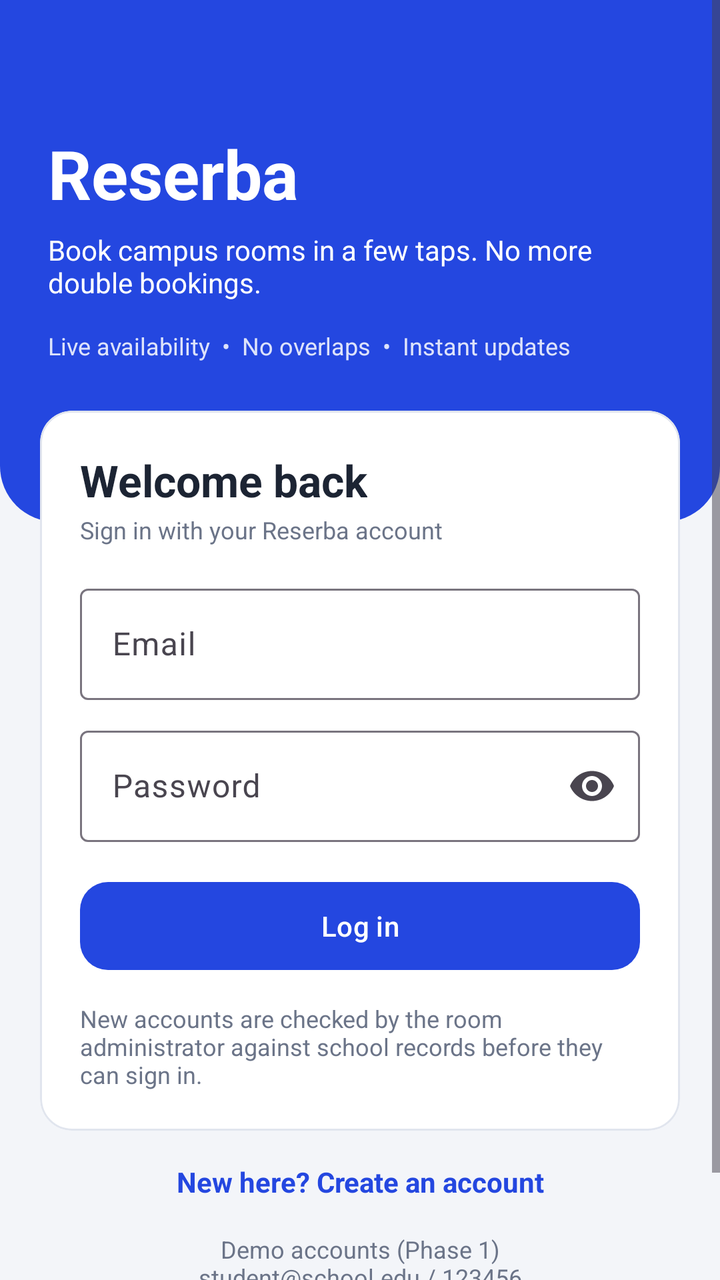
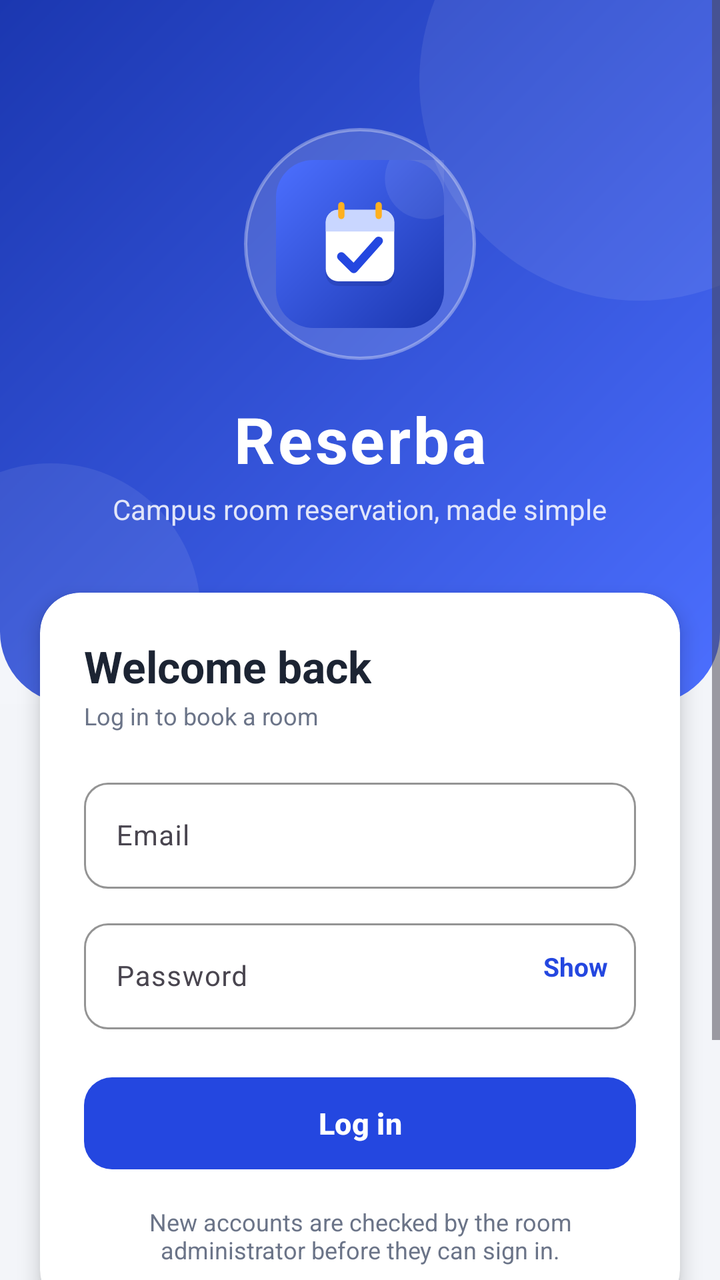

The first picture is an Android layout as it rendered before a commit; the second is the same layout after the commit. The layout source and the unified diff follow.
<!-- AndroidManifest.xml: application theme Theme.Reserba -->
<!-- res/layout/activity_login.xml -->
<?xml version="1.0" encoding="utf-8"?>
<ScrollView xmlns:android="http://schemas.android.com/apk/res/android"
    xmlns:app="http://schemas.android.com/apk/res-auto"
    android:layout_width="match_parent"
    android:layout_height="match_parent"
    android:background="@color/bg"
    android:fillViewport="true">

    <LinearLayout
        android:layout_width="match_parent"
        android:layout_height="wrap_content"
        android:orientation="vertical">

        <LinearLayout
            android:layout_width="match_parent"
            android:layout_height="wrap_content"
            android:background="@drawable/bg_header_login"
            android:orientation="vertical"
            android:paddingStart="24dp"
            android:paddingTop="64dp"
            android:paddingEnd="24dp"
            android:paddingBottom="80dp">

            <TextView
                android:layout_width="wrap_content"
                android:layout_height="wrap_content"
                android:text="Reserba"
                android:textColor="@color/white"
                android:textSize="34sp"
                android:textStyle="bold" />

            <TextView
                android:layout_width="wrap_content"
                android:layout_height="wrap_content"
                android:layout_marginTop="6dp"
                android:text="Book campus rooms in a few taps. No more double bookings."
                android:textColor="@color/white"
                android:textSize="14sp" />

            <TextView
                android:layout_width="wrap_content"
                android:layout_height="wrap_content"
                android:layout_marginTop="14dp"
                android:alpha="0.85"
                android:text="Live availability  •  No overlaps  •  Instant updates"
                android:textColor="@color/white"
                android:textSize="12sp" />
        </LinearLayout>

        <com.google.android.material.card.MaterialCardView
            style="@style/Reserba.Card"
            android:layout_width="match_parent"
            android:layout_height="wrap_content"
            android:layout_marginStart="20dp"
            android:layout_marginTop="-56dp"
            android:layout_marginEnd="20dp">

            <LinearLayout
                android:layout_width="match_parent"
                android:layout_height="wrap_content"
                android:orientation="vertical"
                android:padding="20dp">

                <TextView
                    style="@style/Reserba.H1"
                    android:layout_width="wrap_content"
                    android:layout_height="wrap_content"
                    android:text="Welcome back" />

                <TextView
                    style="@style/Reserba.Muted"
                    android:layout_width="wrap_content"
                    android:layout_height="wrap_content"
                    android:layout_marginTop="2dp"
                    android:text="Sign in with your Reserba account" />

                <com.google.android.material.textfield.TextInputLayout
                    android:id="@+id/tilEmail"
                    style="@style/Widget.Material3.TextInputLayout.OutlinedBox"
                    android:layout_width="match_parent"
                    android:layout_height="wrap_content"
                    android:layout_marginTop="16dp"
                    android:hint="Email">

                    <com.google.android.material.textfield.TextInputEditText
                        android:id="@+id/etEmail"
                        android:layout_width="match_parent"
                        android:layout_height="wrap_content"
                        android:inputType="textEmailAddress" />
                </com.google.android.material.textfield.TextInputLayout>

                <com.google.android.material.textfield.TextInputLayout
                    android:id="@+id/tilPassword"
                    style="@style/Widget.Material3.TextInputLayout.OutlinedBox"
                    android:layout_width="match_parent"
                    android:layout_height="wrap_content"
                    android:layout_marginTop="10dp"
                    android:hint="Password"
                    app:endIconMode="password_toggle">

                    <com.google.android.material.textfield.TextInputEditText
                        android:id="@+id/etPassword"
                        android:layout_width="match_parent"
                        android:layout_height="wrap_content"
                        android:inputType="textPassword" />
                </com.google.android.material.textfield.TextInputLayout>

                <TextView
                    android:id="@+id/tvError"
                    android:layout_width="match_parent"
                    android:layout_height="wrap_content"
                    android:layout_marginTop="10dp"
                    android:background="@drawable/bg_badge_red"
                    android:padding="10dp"
                    android:textColor="@color/red"
                    android:textSize="13sp"
                    android:visibility="gone" />

                <com.google.android.material.button.MaterialButton
                    android:id="@+id/btnLogin"
                    android:layout_width="match_parent"
                    android:layout_height="52dp"
                    android:layout_marginTop="16dp"
                    android:text="Log in"
                    app:cornerRadius="14dp" />

                <TextView
                    style="@style/Reserba.Muted"
                    android:layout_width="match_parent"
                    android:layout_height="wrap_content"
                    android:layout_marginTop="12dp"
                    android:text="New accounts are checked by the room administrator against school records before they can sign in." />
            </LinearLayout>
        </com.google.android.material.card.MaterialCardView>

        <TextView
            android:id="@+id/tvRegister"
            android:layout_width="match_parent"
            android:layout_height="wrap_content"
            android:gravity="center"
            android:padding="16dp"
            android:text="New here? Create an account"
            android:textColor="@color/primary"
            android:textSize="14sp"
            android:textStyle="bold" />

        <TextView
            style="@style/Reserba.Muted"
            android:layout_width="match_parent"
            android:layout_height="wrap_content"
            android:layout_marginStart="24dp"
            android:layout_marginEnd="24dp"
            android:layout_marginBottom="24dp"
            android:gravity="center"
            android:text="Demo accounts (Phase 1)\nstudent@school.edu / 123456\nfaculty@school.edu / 123456\nadmin@reserba.edu / admin123" />
    </LinearLayout>
</ScrollView>
<!-- resources referenced by this layout -->
<resources>
  <color name="bg">#F3F5F9</color>
  <color name="primary">#2447E0</color>
  <color name="red">#C93636</color>
  <color name="white">#FFFFFF</color>
  <!-- drawable bg_badge_red (drawable) -->
  <?xml version="1.0" encoding="utf-8"?>
  <shape xmlns:android="http://schemas.android.com/apk/res/android" android:shape="rectangle">
      <solid android:color="@color/red_bg" />
      <corners android:radius="10dp" />
  </shape>
  <!-- drawable bg_header_login (drawable) -->
  <?xml version="1.0" encoding="utf-8"?>
  <shape xmlns:android="http://schemas.android.com/apk/res/android" android:shape="rectangle">
      <solid android:color="@color/primary" />
      <corners
          android:bottomLeftRadius="28dp"
          android:bottomRightRadius="28dp" />
  </shape>
  <style name="Reserba.H1" parent="">
          <item name="android:textSize">22sp</item>
          <item name="android:textStyle">bold</item>
          <item name="android:textColor">@color/ink</item>
      </style>
  <style name="Reserba.Muted" parent="">
          <item name="android:textSize">12sp</item>
          <item name="android:textColor">@color/muted</item>
      </style>
  <color name="red_bg">#FDE8E8</color>
  <color name="border">#E1E5EE</color>
  <color name="ink">#1C2433</color>
  <color name="muted">#6B7488</color>
  <!-- unchanged entries left out for length: 2 -->
</resources>

<!-- the commit's change to res/layout/activity_login.xml (unified diff, before → after) -->
@@ -11,55 +11,89 @@
         android:layout_height="wrap_content"
         android:orientation="vertical">
 
-        <LinearLayout
-            android:layout_width="match_parent"
-            android:layout_height="wrap_content"
-            android:background="@drawable/bg_header_login"
-            android:orientation="vertical"
-            android:paddingStart="24dp"
-            android:paddingTop="64dp"
-            android:paddingEnd="24dp"
-            android:paddingBottom="80dp">
-
-            <TextView
-                android:layout_width="wrap_content"
+        
+        <FrameLayout
+            android:layout_width="match_parent"
+            android:layout_height="wrap_content"
+            android:background="@drawable/bg_header_login">
+
+            <View
+                android:layout_width="220dp"
+                android:layout_height="220dp"
+                android:layout_gravity="top|end"
+                android:layout_marginTop="-70dp"
+                android:layout_marginEnd="-70dp"
+                android:background="@drawable/bg_circle_soft" />
+
+            <View
+                android:layout_width="150dp"
+                android:layout_height="150dp"
+                android:layout_gravity="bottom|start"
+                android:layout_marginStart="-50dp"
+                android:layout_marginBottom="-30dp"
+                android:background="@drawable/bg_circle_soft" />
+
+            <LinearLayout
+                android:layout_width="match_parent"
                 android:layout_height="wrap_content"
-                android:text="Reserba"
-                android:textColor="@color/white"
-                android:textSize="34sp"
-                android:textStyle="bold" />
-
-            <TextView
-                android:layout_width="wrap_content"
-                android:layout_height="wrap_content"
-                android:layout_marginTop="6dp"
-                android:text="Book campus rooms in a few taps. No more double bookings."
-                android:textColor="@color/white"
-                android:textSize="14sp" />
-
-            <TextView
-                android:layout_width="wrap_content"
-                android:layout_height="wrap_content"
-                android:layout_marginTop="14dp"
-                android:alpha="0.85"
-                android:text="Live availability  •  No overlaps  •  Instant updates"
-                android:textColor="@color/white"
-                android:textSize="12sp" />
-        </LinearLayout>
-
+                android:gravity="center_horizontal"
+                android:orientation="vertical"
+                android:paddingStart="24dp"
+                android:paddingTop="64dp"
+                android:paddingEnd="24dp"
+                android:paddingBottom="88dp">
+
+                <FrameLayout
+                    android:layout_width="116dp"
+                    android:layout_height="116dp"
+                    android:background="@drawable/bg_logo_ring">
+
+                    <ImageView
+                        android:layout_width="84dp"
+                        android:layout_height="84dp"
+                        android:layout_gravity="center"
+                        android:contentDescription="Reserba logo"
+                        android:src="@drawable/ic_logo" />
+                </FrameLayout>
+
+                <TextView
+                    android:layout_width="wrap_content"
+                    android:layout_height="wrap_content"
+                    android:layout_marginTop="18dp"
+                    android:letterSpacing="0.04"
+                    android:text="Reserba"
+                    android:textColor="@color/white"
+                    android:textSize="32sp"
+                    android:textStyle="bold" />
+
+                <TextView
+                    android:layout_width="wrap_content"
+                    android:layout_height="wrap_content"
+                    android:layout_marginTop="4dp"
+                    android:alpha="0.85"
+                    android:text="Campus room reservation, made simple"
+                    android:textColor="@color/white"
+                    android:textSize="14sp" />
+            </LinearLayout>
+        </FrameLayout>
+
+        
         <com.google.android.material.card.MaterialCardView
             style="@style/Reserba.Card"
             android:layout_width="match_parent"
             android:layout_height="wrap_content"
             android:layout_marginStart="20dp"
             android:layout_marginTop="-56dp"
-            android:layout_marginEnd="20dp">
+            android:layout_marginEnd="20dp"
+            app:cardCornerRadius="20dp"
+            app:cardElevation="6dp"
+            app:strokeWidth="0dp">
 
             <LinearLayout
                 android:layout_width="match_parent"
                 android:layout_height="wrap_content"
                 android:orientation="vertical"
-                android:padding="20dp">
+                android:padding="22dp">
 
                 <TextView
                     style="@style/Reserba.H1"
@@ -72,44 +106,75 @@
                     android:layout_width="wrap_content"
                     android:layout_height="wrap_content"
                     android:layout_marginTop="2dp"
-                    android:text="Sign in with your Reserba account" />
+                    android:text="Log in to book a room" />
 
                 <com.google.android.material.textfield.TextInputLayout
                     android:id="@+id/tilEmail"
                     style="@style/Widget.Material3.TextInputLayout.OutlinedBox"
                     android:layout_width="match_parent"
                     android:layout_height="wrap_content"
-                    android:layout_marginTop="16dp"
-                    android:hint="Email">
+                    android:layout_marginTop="20dp"
+                    android:hint="Email"
+                    app:boxCornerRadiusBottomEnd="12dp"
+                    app:boxCornerRadiusBottomStart="12dp"
+                    app:boxCornerRadiusTopEnd="12dp"
+                    app:boxCornerRadiusTopStart="12dp"
+                    app:boxStrokeColor="@color/primary"
+                    app:hintTextColor="@color/primary">
 
                     <com.google.android.material.textfield.TextInputEditText
                         android:id="@+id/etEmail"
                         android:layout_width="match_parent"
                         android:layout_height="wrap_content"
-                        android:inputType="textEmailAddress" />
+                        android:inputType="textEmailAddress"
+                        android:textSize="14sp" />
                 </com.google.android.material.textfield.TextInputLayout>
 
-                <com.google.android.material.textfield.TextInputLayout
-                    android:id="@+id/tilPassword"
-                    style="@style/Widget.Material3.TextInputLayout.OutlinedBox"
-                    android:layout_width="match_parent"
-                    android:layout_height="wrap_content"
-                    android:layout_marginTop="10dp"
-                    android:hint="Password"
-                    app:endIconMode="password_toggle">
-
-                    <com.google.android.material.textfield.TextInputEditText
-                        android:id="@+id/etPassword"
+                <FrameLayout
+                    android:layout_width="match_parent"
+                    android:layout_height="wrap_content"
+                    android:layout_marginTop="12dp">
+
+                    <com.google.android.material.textfield.TextInputLayout
+                        android:id="@+id/tilPassword"
+                        style="@style/Widget.Material3.TextInputLayout.OutlinedBox"
                         android:layout_width="match_parent"
                         android:layout_height="wrap_content"
-                        android:inputType="textPassword" />
-                </com.google.android.material.textfield.TextInputLayout>
+                        android:hint="Password"
+                        app:boxCornerRadiusBottomEnd="12dp"
+                        app:boxCornerRadiusBottomStart="12dp"
+                        app:boxCornerRadiusTopEnd="12dp"
+                        app:boxCornerRadiusTopStart="12dp"
+                        app:boxStrokeColor="@color/primary"
+                        app:hintTextColor="@color/primary">
+
+                        <com.google.android.material.textfield.TextInputEditText
+                            android:id="@+id/etPassword"
+                            android:layout_width="match_parent"
+                            android:layout_height="wrap_content"
+                            android:inputType="textPassword"
+                            android:paddingEnd="64dp"
+                            android:textSize="14sp" />
+                    </com.google.android.material.textfield.TextInputLayout>
+
+                    <TextView
+                        android:id="@+id/tvShowPassword"
+                        android:layout_width="wrap_content"
+                        android:layout_height="wrap_content"
+                        android:layout_gravity="end|top"
+                        android:layout_marginTop="18dp"
+                        android:layout_marginEnd="14dp"
+                        android:text="Show"
+                        android:textColor="@color/primary"
+                        android:textSize="13sp"
+                        android:textStyle="bold" />
+                </FrameLayout>
 
                 <TextView
                     android:id="@+id/tvError"
                     android:layout_width="match_parent"
                     android:layout_height="wrap_content"
-                    android:layout_marginTop="10dp"
+                    android:layout_marginTop="12dp"
                     android:background="@drawable/bg_badge_red"
                     android:padding="10dp"
                     android:textColor="@color/red"
@@ -119,17 +184,20 @@
                 <com.google.android.material.button.MaterialButton
                     android:id="@+id/btnLogin"
                     android:layout_width="match_parent"
-                    android:layout_height="52dp"
-                    android:layout_marginTop="16dp"
+                    android:layout_height="54dp"
+                    android:layout_marginTop="20dp"
                     android:text="Log in"
+                    android:textSize="15sp"
+                    android:textStyle="bold"
                     app:cornerRadius="14dp" />
 
                 <TextView
                     style="@style/Reserba.Muted"
                     android:layout_width="match_parent"
                     android:layout_height="wrap_content"
-                    android:layout_marginTop="12dp"
-                    android:text="New accounts are checked by the room administrator against school records before they can sign in." />
+                    android:layout_marginTop="14dp"
+                    android:gravity="center"
+                    android:text="New accounts are checked by the room administrator before they can sign in." />
             </LinearLayout>
         </com.google.android.material.card.MaterialCardView>
 
@@ -138,8 +206,8 @@
             android:layout_width="match_parent"
             android:layout_height="wrap_content"
             android:gravity="center"
-            android:padding="16dp"
-            android:text="New here? Create an account"
+            android:padding="18dp"
+            android:text="New here?  Create an account"
             android:textColor="@color/primary"
             android:textSize="14sp"
             android:textStyle="bold" />
@@ -152,6 +220,7 @@
             android:layout_marginEnd="24dp"
             android:layout_marginBottom="24dp"
             android:gravity="center"
-            android:text="Demo accounts (Phase 1)\nstudent@school.edu / 123456\nfaculty@school.edu / 123456\nadmin@reserba.edu / admin123" />
+            android:text="Demo accounts (Phase 1)\nstudent@school.edu / 123456\nfaculty@school.edu / 123456\nadmin@reserba.edu / admin123"
+            android:textSize="11sp" />
     </LinearLayout>
 </ScrollView>
<!-- resource entries referenced after the edit -->
@@ -10,14 +10,85 @@
       <solid android:color="@color/red_bg" />
       <corners android:radius="10dp" />
   </shape>
+  <!-- drawable bg_circle_soft (drawable) -->
+  <?xml version="1.0" encoding="utf-8"?>
+  <shape xmlns:android="http://schemas.android.com/apk/res/android" android:shape="oval">
+      <solid android:color="#14FFFFFF" />
+  </shape>
   <!-- drawable bg_header_login (drawable) -->
   <?xml version="1.0" encoding="utf-8"?>
   <shape xmlns:android="http://schemas.android.com/apk/res/android" android:shape="rectangle">
-      <solid android:color="@color/primary" />
+      <gradient
+          android:angle="315"
+          android:endColor="@color/primary_light"
+          android:startColor="@color/primary_dark" />
       <corners
-          android:bottomLeftRadius="28dp"
-          android:bottomRightRadius="28dp" />
+          android:bottomLeftRadius="36dp"
+          android:bottomRightRadius="36dp" />
   </shape>
+  <!-- drawable bg_logo_ring (drawable) -->
+  <?xml version="1.0" encoding="utf-8"?>
+  <shape xmlns:android="http://schemas.android.com/apk/res/android" android:shape="oval">
+      <solid android:color="#26FFFFFF" />
+      <stroke
+          android:width="1.5dp"
+          android:color="#55FFFFFF" />
+  </shape>
+  <!-- drawable ic_logo (drawable) -->
+  <?xml version="1.0" encoding="utf-8"?>
+  <vector xmlns:android="http://schemas.android.com/apk/res/android"
+      xmlns:aapt="http://schemas.android.com/aapt"
+      android:width="108dp"
+      android:height="108dp"
+      android:viewportWidth="108"
+      android:viewportHeight="108">
+  
+      
+      <path android:pathData="M24,0h60a24,24 0 0 1 24,24v60a24,24 0 0 1 -24,24h-60a24,24 0 0 1 -24,-24v-60a24,24 0 0 1 24,-24z">
+          <aapt:attr name="android:fillColor">
+              <gradient
+                  android:endX="108"
+                  android:endY="108"
+                  android:startX="0"
+                  android:startY="0"
+                  android:type="linear">
+                  <item android:color="#4C6FFF" android:offset="0" />
+                  <item android:color="#1B37B0" android:offset="1" />
+              </gradient>
+          </aapt:attr>
+      </path>
+      
+      <path
+          android:fillColor="#14FFFFFF"
+          android:pathData="M96,12m-26,0a26,26 0 1,0 52,0a26,26 0 1,0 -52,0" />
+  
+      
+      <path
+          android:fillColor="#33102070"
+          android:pathData="M40,35h28a8,8 0 0 1 8,8v30a8,8 0 0 1 -8,8h-28a8,8 0 0 1 -8,-8v-30a8,8 0 0 1 8,-8z" />
+      
+      <path
+          android:fillColor="#FFFFFF"
+          android:pathData="M40,32h28a8,8 0 0 1 8,8v30a8,8 0 0 1 -8,8h-28a8,8 0 0 1 -8,-8v-30a8,8 0 0 1 8,-8z" />
+      
+      <path
+          android:fillColor="#C9D6FF"
+          android:pathData="M40,32h28a8,8 0 0 1 8,8v6h-44v-6a8,8 0 0 1 8,-8z" />
+      
+      <path
+          android:fillColor="#FFB020"
+          android:pathData="M42,27a2,2 0 0 1 2,2v7a2,2 0 0 1 -4,0v-7a2,2 0 0 1 2,-2z" />
+      <path
+          android:fillColor="#FFB020"
+          android:pathData="M66,27a2,2 0 0 1 2,2v7a2,2 0 0 1 -4,0v-7a2,2 0 0 1 2,-2z" />
+      
+      <path
+          android:pathData="M42,62L50,70L66,52"
+          android:strokeColor="#2447E0"
+          android:strokeLineCap="round"
+          android:strokeLineJoin="round"
+          android:strokeWidth="5.5" />
+  </vector>
   <style name="Reserba.H1" parent="">
           <item name="android:textSize">22sp</item>
           <item name="android:textStyle">bold</item>
@@ -28,6 +99,8 @@
           <item name="android:textColor">@color/muted</item>
       </style>
   <color name="red_bg">#FDE8E8</color>
+  <color name="primary_light">#4C6FFF</color>
+  <color name="primary_dark">#1B37B0</color>
   <color name="border">#E1E5EE</color>
   <color name="ink">#1C2433</color>
   <color name="muted">#6B7488</color>
